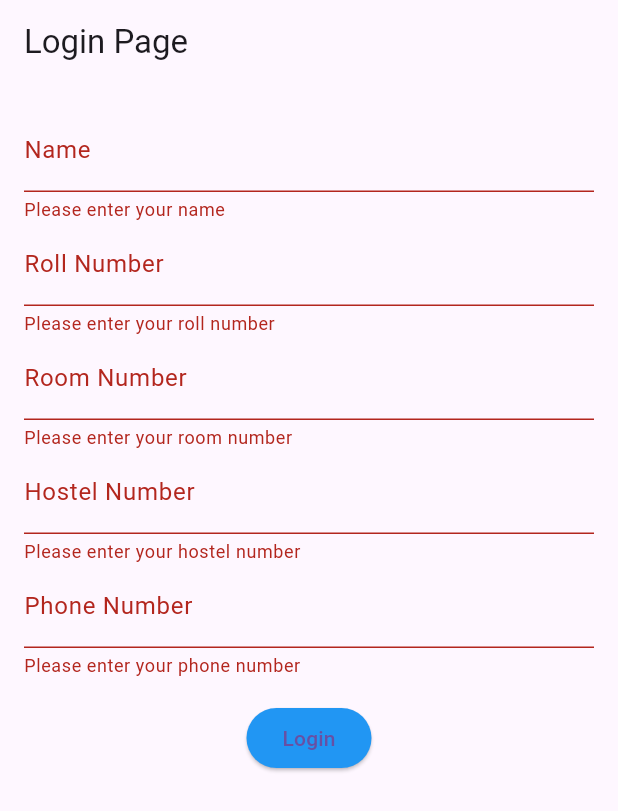
After one commit to Kuwar-Vishnudatt/Hostel_help, a Flutter app: the screen it shows after launch, after a tap on "Login", on a phone screen of 412 x 824 dp. The commit adds this screen. Shown: the top 811 px of the screen. Run offline on Flutter 3.47's test engine with Material 3 defaults, Android fonts, the phone set to English and light mode, and no system bars; our stand-ins replace firebase_auth, shared_preferences; accounts and stored records are empty.

Commit message:
Initial Commit

```diff
--- a/lib/main.dart
+++ b/lib/main.dart
@@ -1,10 +1,9 @@
 import 'package:flutter/material.dart';
-
-import 'pages/home_page.dart';
+import 'package:hostel_help/pages/login_page.dart';
 
 void main() {
   runApp(const MaterialApp(
     debugShowCheckedModeBanner: false,
-    home: HomePage(),
+    home: LoginPage(),
   ));
 }
--- /dev/null
+++ b/lib/pages/login_page.dart
@@ -0,0 +1,328 @@
+import 'package:flutter/material.dart';
+import 'package:shared_preferences/shared_preferences.dart';
+import 'package:firebase_auth/firebase_auth.dart';
+
+class LoginPage extends StatefulWidget {
+  const LoginPage({super.key});
+
+  @override
+  // ignore: library_private_types_in_public_api
+  _LoginPageState createState() => _LoginPageState();
+}
+
+class _LoginPageState extends State<LoginPage> {
+  // create a global key for the form
+  final _formKey = GlobalKey<FormState>();
+
+  // create text editing controllers for the input fields
+  final _nameController = TextEditingController();
+  final _rollNumberController = TextEditingController();
+  final _roomNumberController = TextEditingController();
+  final _hostelNumberController = TextEditingController();
+  final _phoneNumberController = TextEditingController();
+
+  // create a variable to store the verification id
+  late String _verificationId;
+
+  // create a variable to store the auth status
+  String _authStatus = "";
+
+  // create a method to validate and save the form
+  void _saveForm() async {
+    // get the current state of the form
+    final form = _formKey.currentState;
+
+    // check if the form is valid
+    if (form!.validate()) {
+      // save the form fields
+      form.save();
+
+      // get the input values
+      final name = _nameController.text;
+      final rollNumber = _rollNumberController.text;
+      final roomNumber = _roomNumberController.text;
+      final hostelNumber = _hostelNumberController.text;
+      final phoneNumber = _phoneNumberController.text;
+
+      // save the input values to the shared preferences
+      SharedPreferences prefs = await SharedPreferences.getInstance();
+      prefs.setString("name", name);
+      prefs.setString("rollNumber", rollNumber);
+      prefs.setString("roomNumber", roomNumber);
+      prefs.setString("hostelNumber", hostelNumber);
+
+      // verify the phone number and send the OTP
+      _verifyPhoneNumber(phoneNumber);
+    }
+  }
+
+  // create a method to verify the phone number and send the OTP
+  void _verifyPhoneNumber(String phoneNumber) async {
+    // get the firebase auth instance
+    FirebaseAuth auth = FirebaseAuth.instance;
+
+    // set the timeout duration
+    timeout(String verId) {
+      // set the verification id
+      _verificationId = verId;
+
+      // show a message
+      setState(() {
+        _authStatus = "Verification timeout, please try again.";
+      });
+    }
+
+    // set the verification completed callback
+    verificationCompleted(PhoneAuthCredential phoneAuthCredential) async {
+      // sign in with the credential
+      await auth.signInWithCredential(phoneAuthCredential);
+
+      // show a message
+      setState(() {
+        _authStatus = "Login successful.";
+      });
+    }
+
+    // set the verification failed callback
+    verificationFailed(FirebaseAuthException exception) {
+      // show a message
+      setState(() {
+        _authStatus = "Verification failed: ${exception.message}";
+      });
+    }
+
+    // set the code sent callback
+    codeSent(String verId, [int? forceCodeResend]) {
+      // set the verification id
+      _verificationId = verId;
+
+      // show a message
+      setState(() {
+        _authStatus = "Please enter the OTP sent to your phone.";
+      });
+
+      // show a dialog to enter the OTP
+      _showOTPDialog();
+    }
+
+    // set the code auto-retrieval timeout callback
+    codeAutoRetrievalTimeout(String verId) {
+      // set the verification id
+      _verificationId = verId;
+    }
+
+    // start the phone number verification process
+    await auth.verifyPhoneNumber(
+      phoneNumber: phoneNumber,
+      timeout: const Duration(seconds: 60),
+      verificationCompleted: verificationCompleted,
+      verificationFailed: verificationFailed,
+      codeSent: codeSent,
+      codeAutoRetrievalTimeout: codeAutoRetrievalTimeout,
+    );
+  }
+
+  // create a method to show a dialog to enter the OTP
+  void _showOTPDialog() {
+    // create a text editing controller for the OTP field
+    final otpController = TextEditingController();
+
+    // show the dialog
+    showDialog(
+      context: context,
+      barrierDismissible: false,
+      builder: (context) {
+        return AlertDialog(
+          title: const Text("Enter OTP"),
+          content: TextField(
+            controller: otpController,
+            keyboardType: TextInputType.number,
+            decoration: const InputDecoration(
+              hintText: "6-digit OTP",
+            ),
+          ),
+          actions: [
+            TextButton(
+              child: const Text("Cancel"),
+              onPressed: () {
+                // dismiss the dialog
+                Navigator.of(context).pop();
+              },
+            ),
+            TextButton(
+              child: const Text("Verify"),
+              onPressed: () {
+                // get the OTP value
+                final otp = otpController.text.trim();
+
+                // verify the OTP
+                _verifyOTP(otp);
+
+                // dismiss the dialog
+                Navigator.of(context).pop();
+              },
+            ),
+          ],
+        );
+      },
+    );
+  }
+
+  // create a method to verify the OTP
+  void _verifyOTP(String otp) async {
+    // get the firebase auth instance
+    FirebaseAuth auth = FirebaseAuth.instance;
+
+    // create a phone auth credential with the OTP and the verification id
+    PhoneAuthCredential credential = PhoneAuthProvider.credential(
+      verificationId: _verificationId,
+      smsCode: otp,
+    );
+
+    try {
+      // sign in with the credential
+      await auth.signInWithCredential(credential);
+
+      // show a message
+      setState(() {
+        _authStatus = "Login successful.";
+      });
+    } on FirebaseAuthException catch (e) {
+      // show a message
+      setState(() {
+        _authStatus = "Login failed: ${e.message}";
+      });
+    }
+  }
+
+  @override
+  Widget build(BuildContext context) {
+    return Scaffold(
+      appBar: AppBar(
+        title: const Text("Login Page"),
+      ),
+      body: SingleChildScrollView(
+        child: Padding(
+          padding: const EdgeInsets.all(16),
+          child: Form(
+            key: _formKey,
+            child: Column(
+              children: <Widget>[
+                TextFormField(
+                  controller: _nameController,
+                  decoration: const InputDecoration(
+                    labelText: "Name",
+                    hintText: "Enter your name",
+                  ),
+                  validator: (value) {
+                    // check if the value is empty
+                    if (value!.isEmpty) {
+                      // return an error message
+                      return "Please enter your name";
+                    }
+                    // return null if the value is valid
+                    return null;
+                  },
+                  onSaved: (value) {
+                    // save the value to the controller
+                    _nameController.text = value!;
+                  },
+                ),
+                TextFormField(
+                  controller: _rollNumberController,
+                  decoration: const InputDecoration(
+                    labelText: "Roll Number",
+                    hintText: "Enter your roll number",
+                  ),
+                  validator: (value) {
+                    // check if the value is empty
+                    if (value!.isEmpty) {
+                      // return an error message
+                      return "Please enter your roll number";
+                    }
+                    // return null if the value is valid
+                    return null;
+                  },
+                  onSaved: (value) {
+                    // save the value to the controller
+                    _rollNumberController.text = value!;
+                  },
+                ),
+                TextFormField(
+                  controller: _roomNumberController,
+                  decoration: const InputDecoration(
+                    labelText: "Room Number",
+                    hintText: "Enter your room number",
+                  ),
+                  validator: (value) {
+                    // check if the value is empty
+                    if (value!.isEmpty) {
+                      // return an error message
+                      return "Please enter your room number";
+                    }
+                    // return null if the value is valid
+                    return null;
+                  },
+                  onSaved: (value) {
+                    // save the value to the controller
+                    _roomNumberController.text = value!;
+                  },
+                ),
+                TextFormField(
+                  controller: _hostelNumberController,
+                  decoration: const InputDecoration(
+                    labelText: "Hostel Number",
+                    hintText: "Enter your hostel number",
+                  ),
+                  validator: (value) {
+                    // check if the value is empty
+                    if (value!.isEmpty) {
+                      // return an error message
+                      return "Please enter your hostel number";
+                    }
+                    // return null if the value is valid
+                    return null;
+                  },
+                  onSaved: (value) {
+                    // save the value to the controller
+                    _hostelNumberController.text = value!;
+                  },
+                ),
+                TextFormField(
+                  controller: _phoneNumberController,
+                  decoration: const InputDecoration(
+                    labelText: "Phone Number",
+                    hintText: "Enter your phone number",
+                  ),
+                  validator: (value) {
+                    // check if the value is empty
+                    if (value!.isEmpty) {
+                      // return an error message
+                      return "Please enter your phone number";
+                    }
+                    // return null if the value is valid
+                    return null;
+                  },
+                  onSaved: (value) {
+                    // save the value to the controller
+                    _phoneNumberController.text = value!;
+                  },
+                ),
+                const SizedBox(height: 16), // a vertical space of 16 pixels
+                ElevatedButton(
+                  onPressed: _saveForm, // the logic of the button
+                  style: ElevatedButton.styleFrom(
+                    backgroundColor: Colors.blue, // the color of the button
+                  ),
+                  child: const Text("Login"),
+                ),
+                const SizedBox(height: 16), // a vertical space of 16 pixels
+                Text(_authStatus), // the text to display the auth status
+              ],
+            ),
+          ),
+        ),
+      ),
+    );
+  }
+}
--- a/pubspec.yaml
+++ b/pubspec.yaml
@@ -34,6 +34,8 @@ dependencies:
   # The following adds the Cupertino Icons font to your application.
   # Use with the CupertinoIcons class for iOS style icons.
   cupertino_icons: ^1.0.2
+  firebase_auth: ^4.15.3
+  firebase_core: ^2.24.2
 
 dev_dependencies:
   flutter_test:
```
Also changed, not shown: pubspec.lock, 3 other files.
